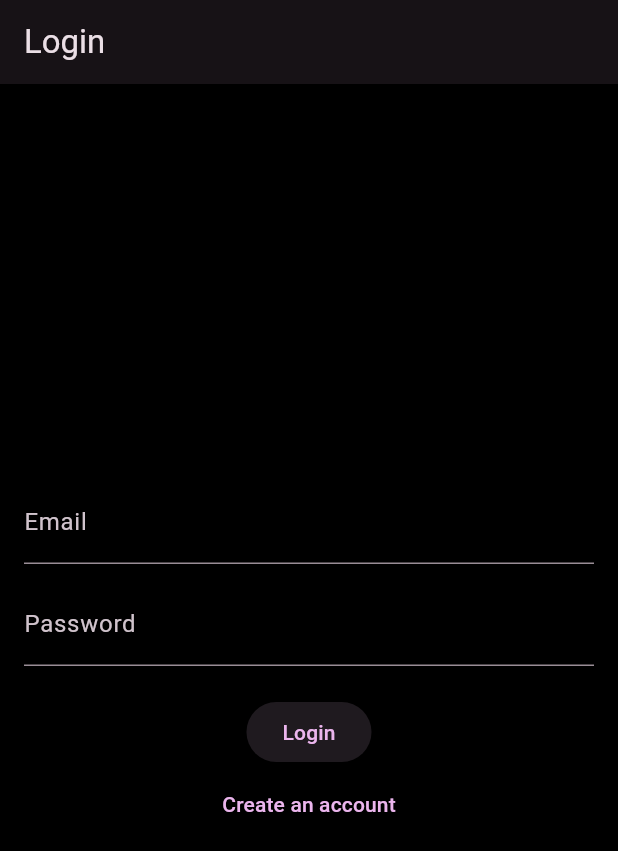
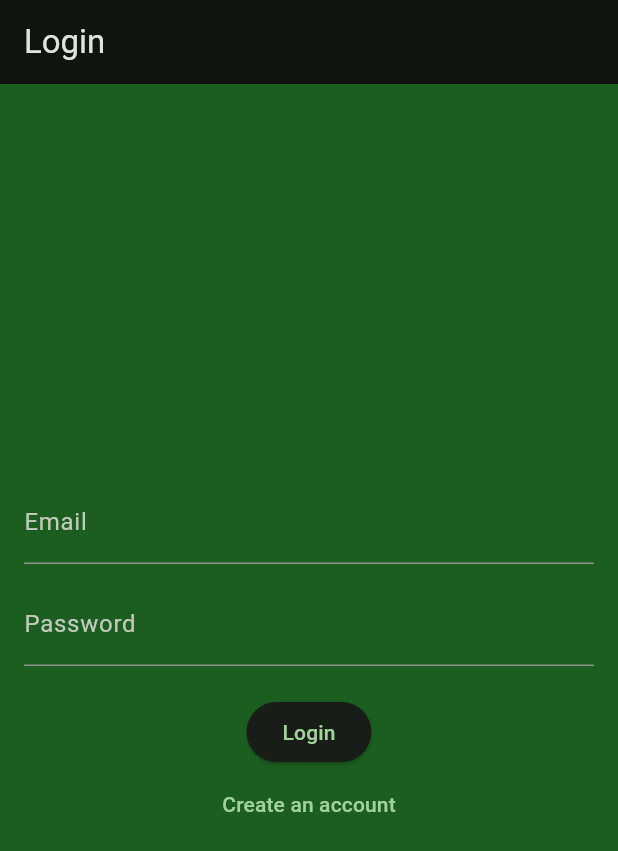
Before and after one commit to could-ai/019860d4-39db-7d30-8c54-eef5cc6d4892, a Flutter app: the screen it shows after launch, on a phone screen of 412 x 824 dp. Shown: the top 851 px of the screen. Run offline on Flutter 3.47's test engine with Material 3 defaults, Android fonts, the phone set to English and light mode, and no system bars; our stand-ins replace supabase_flutter; accounts and stored records are empty.

Commit message:
Set app theme to green with a dark green background.

```diff
--- a/usr/lib/main.dart
+++ b/usr/lib/main.dart
@@ -43,9 +43,9 @@ class MyApp extends StatelessWidget {
       debugShowCheckedModeBanner: false,
       theme: ThemeData(
         brightness: Brightness.dark,
-        scaffoldBackgroundColor: Colors.black,
+        scaffoldBackgroundColor: Colors.green.shade900,
         colorScheme: ColorScheme.fromSeed(
-          seedColor: Colors.purple,
+          seedColor: Colors.green,
           brightness: Brightness.dark,
         ),
         useMaterial3: true,
```
